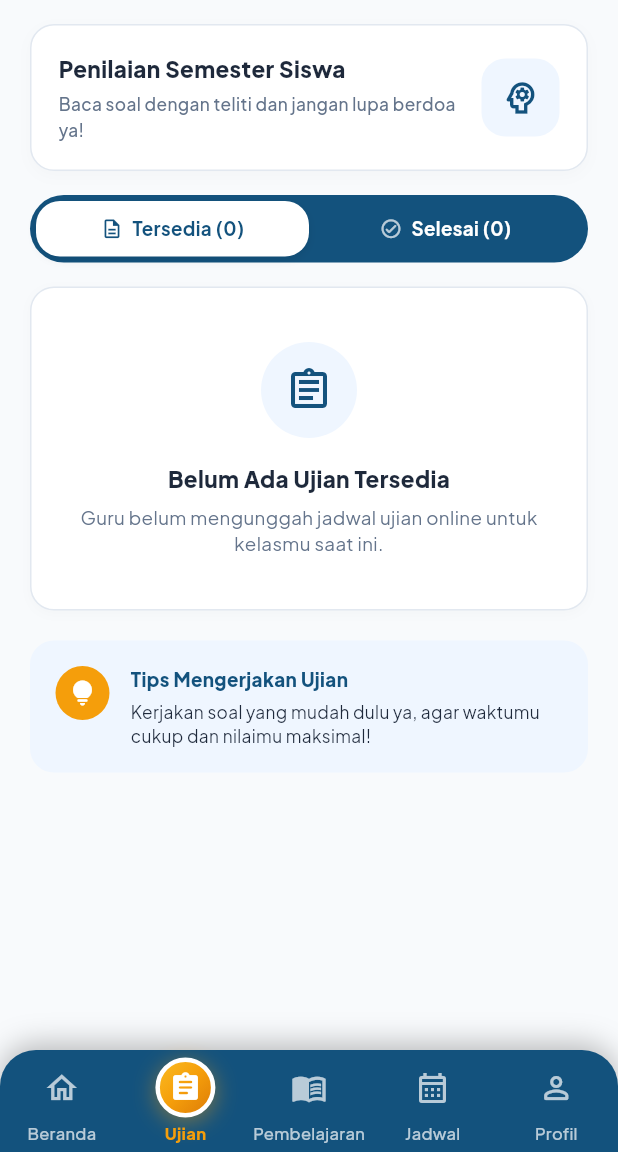
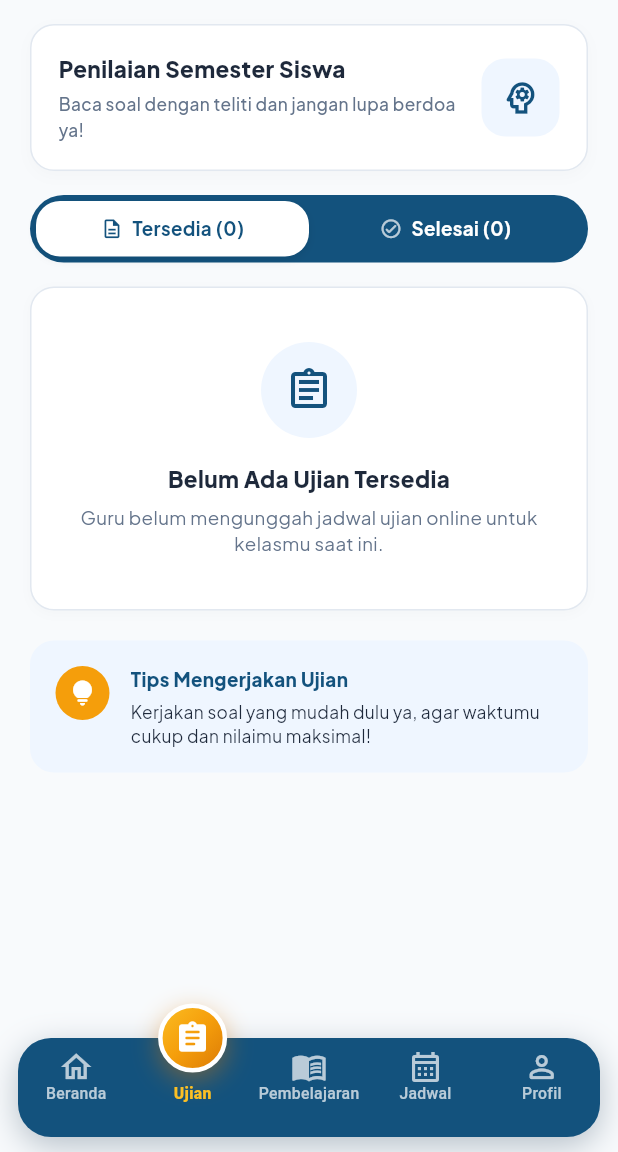
Before and after one commit to MughniIanAkmal/Binaro, a Flutter app: the DashboardPage screen opened directly, item 2 of the bottom bar chosen, after a tap on "Ujian", on a phone screen of 412 x 824 dp, the part 84-1236 px from its top. Run offline on Flutter 3.47's test engine with Material 3 defaults, Android fonts, the phone set to English and light mode, and no system bars; our stand-ins replace flutter_svg, qr_flutter, shared_preferences, webview_flutter_platform_interface, youtube_player_flutter; missing offline and left inert: syncfusion_flutter_pdfviewer, webview_flutter_android; accounts and stored records are empty; network calls fail.

Commit message:
Revisi navbar mobile: bar melayang dengan gelembung item aktif
- Bar navy melayang (margin 12/10, radius 22, shadow) menggantikan bar
  yang menempel tepi bawah layar.
- Item aktif naik menjadi gelembung 46dp yang menonjol setengah di atas
  tepi bar, dengan animasi pop (elastic) saat tab ditekan.
- Posisi kelima item tetap: gelembung memakai Stack absolut sehingga
  label tidak bergeser saat tab berganti.
- Ikon non-aktif mengecil sesaat sebagai umpan balik tekan; menekan tab
  yang sama memutar ulang animasi tanpa pindah halaman.
- Aksesibilitas: Semantics(button, selected, label) dengan excludeSemantics
  agar label dibaca sekali oleh pembaca layar.
- Tambah test widget: label lengkap, state selected, indeks tap, geometri
  ruang gelembung.

```diff
--- a/mobile/lib/widgets/dynamic_bottom_nav.dart
+++ b/mobile/lib/widgets/dynamic_bottom_nav.dart
@@ -3,7 +3,9 @@ import '../screens/dashboard_page.dart';
 import '../screens/mapel_page.dart';
 import '../screens/profile_page.dart';
 import '../screens/ujian_page.dart';
+import '../utils/constants.dart';
 import '../utils/page_transitions.dart';
+import 'common.dart';
 
 /// Model representasi item navigasi
 class NavItem {
@@ -20,10 +22,13 @@ class NavItem {
   });
 }
 
-/// Bottom navigation baku Binaro: lima tombol dengan posisi tetap.
-/// Halaman aktif ditandai warna kuning (aksen) di tempatnya — tanpa
-/// perpindahan posisi (revisi UI: spotlight tengah dihapus).
-class DynamicBottomNav extends StatelessWidget {
+/// Bottom navigation baku Binaro: bar navy melayang dengan lima item tetap.
+///
+/// Bentuk mengikuti referensi desain — bar membulat yang tidak menempel tepi
+/// layar, dan item aktif naik menjadi gelembung bulat yang menonjol melewati
+/// tepi atas bar (tengah gelembung tepat di garis atas bar). Label tetap di
+/// bawah, jadi posisi kelima item tidak bergeser saat tab berganti.
+class DynamicBottomNav extends StatefulWidget {
   final int currentIndex;
   final Map<String, dynamic>? user;
   final ValueChanged<int>? onNavTap;
@@ -34,6 +39,25 @@ class DynamicBottomNav extends StatelessWidget {
     this.user,
     this.onNavTap,
   });
+
+  @override
+  State<DynamicBottomNav> createState() => _DynamicBottomNavState();
+}
+
+class _DynamicBottomNavState extends State<DynamicBottomNav>
+    with SingleTickerProviderStateMixin {
+  // --- Geometri (dp), diturunkan dari proporsi referensi -------------------
+  // Referensi 736x1374: bar 560x138, gelembung 92, label 12px.
+  static const double _barHeight = 66;
+  static const double _bubbleSize = 46;
+  static const double _bubbleRise = _bubbleSize / 2;
+  static const double _idleIconSize = 24;
+  static const double _labelFontSize = 10.5;
+  static const double _sideMargin = 12;
+  static const double _bottomMargin = 10;
+  // Jarak pusat ikon & label dari tepi atas bar (0,28 dan 0,57 tinggi bar).
+  static const double _idleIconCenter = 19;
+  static const double _labelCenter = 38;
 
   static const List<NavItem> _allNavItems = [
     NavItem(
@@ -68,19 +92,46 @@ class DynamicBottomNav extends StatelessWidget {
     ),
   ];
 
-  void _handleNavigation(BuildContext context, int targetIndex) {
-    if (onNavTap != null) {
-      onNavTap!(targetIndex);
+  late final AnimationController _popController;
+  int? _pressedIndex;
+
+  @override
+  void initState() {
+    super.initState();
+    // Halaman tab dibangun ulang lewat pushReplacement, jadi gelembung item
+    // aktif selalu "muncul" dari bar setiap kali tab ditekan.
+    _popController = AnimationController(
+      vsync: this,
+      duration: const Duration(milliseconds: 620),
+    )..forward();
+  }
+
+  @override
+  void dispose() {
+    _popController.dispose();
+    super.dispose();
+  }
+
+  void _handleNavigation(int targetIndex) {
+    if (widget.onNavTap != null) {
+      widget.onNavTap!(targetIndex);
+      if (targetIndex == widget.currentIndex) {
+        _popController.forward(from: 0);
+      }
       return;
     }
 
-    if (targetIndex == currentIndex) return;
+    // Menekan tab yang sedang aktif: putar ulang animasi tanpa pindah halaman.
+    if (targetIndex == widget.currentIndex) {
+      _popController.forward(from: 0);
+      return;
+    }
 
     if (targetIndex == 0) {
       Navigator.pushReplacement(
         context,
         SmoothPageRoute(
-          page: DashboardPage(user: user),
+          page: DashboardPage(user: widget.user),
           type: TransitionType.fadeThrough,
         ),
       );
@@ -88,7 +139,7 @@ class DynamicBottomNav extends StatelessWidget {
       Navigator.pushReplacement(
         context,
         SmoothPageRoute(
-          page: UjianPage(user: user),
+          page: UjianPage(user: widget.user),
           type: TransitionType.fadeThrough,
         ),
       );
@@ -96,37 +147,17 @@ class DynamicBottomNav extends StatelessWidget {
       Navigator.pushReplacement(
         context,
         SmoothPageRoute(
-          page: MapelPage(user: user),
+          page: MapelPage(user: widget.user),
           type: TransitionType.fadeThrough,
         ),
       );
     } else if (targetIndex == 3) {
-      ScaffoldMessenger.of(context).hideCurrentSnackBar();
-      ScaffoldMessenger.of(context).showSnackBar(
-        SnackBar(
-          content: const Row(
-            children: [
-              Icon(Icons.calendar_month_rounded, color: Colors.white, size: 20),
-              SizedBox(width: 10),
-              Expanded(
-                child: Text(
-                  'Fitur Jadwal Pelajaran segera hadir!',
-                  style: TextStyle(fontWeight: FontWeight.w600),
-                ),
-              ),
-            ],
-          ),
-          backgroundColor: const Color(0xFF13527D),
-          behavior: SnackBarBehavior.floating,
-          shape: RoundedRectangleBorder(borderRadius: BorderRadius.circular(12)),
-          duration: const Duration(seconds: 2),
-        ),
-      );
+      showAppSnackbar(context, 'Fitur Jadwal Pelajaran segera hadir!');
     } else if (targetIndex == 4) {
       Navigator.pushReplacement(
         context,
         SmoothPageRoute(
-          page: ProfilePage(user: user),
+          page: ProfilePage(user: widget.user),
           type: TransitionType.fadeThrough,
         ),
       );
@@ -135,65 +166,135 @@ class DynamicBottomNav extends StatelessWidget {
 
   @override
   Widget build(BuildContext context) {
-    final bottomPadding = MediaQuery.paddingOf(context).bottom;
+    final double bottomInset = MediaQuery.paddingOf(context).bottom;
+    final double barHeight = _barHeight + bottomInset;
 
-    return Container(
-      height: 68 + bottomPadding,
-      decoration: const BoxDecoration(
-        color: Color(0xFF13527D),
-        borderRadius: BorderRadius.vertical(top: Radius.circular(24)),
+    return Padding(
+      padding: const EdgeInsets.only(
+        left: _sideMargin,
+        right: _sideMargin,
+        bottom: _bottomMargin,
+      ),
+      child: SizedBox(
+        height: _bubbleRise + barHeight,
+        child: Stack(
+          children: [
+            // Bar navy melayang: keempat sudut membulat, tidak menempel tepi.
+            Positioned(
+              top: _bubbleRise,
+              left: 0,
+              right: 0,
+              height: barHeight,
+              child: DecoratedBox(
+                decoration: BoxDecoration(
+                  color: AppColors.primary,
+                  borderRadius: BorderRadius.circular(22),
                   boxShadow: [
                     BoxShadow(
-            color: Colors.black26,
-            blurRadius: 16,
-            offset: Offset(0, -4),
+                      color: AppColors.navy950.withValues(alpha: 0.28),
+                      blurRadius: 18,
+                      offset: const Offset(0, 6),
                     ),
                   ],
                 ),
-      child: SafeArea(
-        top: false,
+              ),
+            ),
+            Positioned.fill(
               child: Row(
                 children:
-              _allNavItems.map((item) => _buildNavItem(context, item)).toList(),
+                    _allNavItems.map((item) => _buildNavItem(item)).toList(),
+              ),
+            ),
+          ],
         ),
       ),
     );
   }
 
-  Widget _buildNavItem(BuildContext context, NavItem item) {
-    final bool isActive = item.index == currentIndex;
+  Widget _buildNavItem(NavItem item) {
+    final bool isActive = item.index == widget.currentIndex;
+    final bool isPressed = _pressedIndex == item.index;
 
-    // Label: kuning saat aktif, putih pudar saat tidak.
-    final Color labelColor =
-        isActive ? const Color(0xFFF59E0B) : Colors.white70;
+    // Ikon biasa duduk di dalam bar; gelembung aktif naik ke tepi atas bar.
+    final double iconTop = isActive
+        ? 0
+        : _bubbleRise + _idleIconCenter - (_idleIconSize / 2);
 
     return Expanded(
-      child: InkWell(
-        onTap: () => _handleNavigation(context, item.index),
-        borderRadius: BorderRadius.circular(16),
-        child: Padding(
-          padding: const EdgeInsets.symmetric(vertical: 4),
-          child: Column(
-            mainAxisSize: MainAxisSize.min,
-            mainAxisAlignment: MainAxisAlignment.center,
+      child: Semantics(
+        button: true,
+        selected: isActive,
+        label: item.label,
+        // Label dibaca sekali saja dari node Semantics; teks di dalamnya
+        // tidak perlu menggandakan pengumuman pembaca layar.
+        excludeSemantics: true,
+        onTap: () => _handleNavigation(item.index),
+        child: GestureDetector(
+          behavior: HitTestBehavior.opaque,
+          onTapDown: (_) => setState(() => _pressedIndex = item.index),
+          onTapCancel: () => setState(() => _pressedIndex = null),
+          onTapUp: (_) => setState(() => _pressedIndex = null),
+          onTap: () => _handleNavigation(item.index),
+          child: Stack(
+            alignment: Alignment.topCenter,
             children: [
-              // Slot ikon setinggi tetap agar item tidak bergeser saat
-              // berganti aktif/tidak (lingkaran 40dp vs ikon 24dp).
-              SizedBox(
-                height: 40,
-                width: 40,
-                child: Center(
+              Positioned(
+                top: iconTop,
                 child: isActive
-                      ? Container(
-                          width: 40,
-                          height: 40,
+                    ? _buildActiveBubble(item)
+                    : _buildIdleIcon(item, isPressed),
+              ),
+              Positioned(
+                top: _bubbleRise + _labelCenter - (_labelFontSize / 2),
+                child: AnimatedDefaultTextStyle(
+                  duration: const Duration(milliseconds: 180),
+                  curve: Curves.easeOut,
+                  style: TextStyle(
+                    color: isActive ? AppColors.accentBright : Colors.white70,
+                    fontSize: _labelFontSize,
+                    fontWeight: isActive ? FontWeight.w800 : FontWeight.w500,
+                    letterSpacing: 0.2,
+                    height: 1,
+                  ),
+                  child: Text(
+                    item.label,
+                    maxLines: 1,
+                    overflow: TextOverflow.ellipsis,
+                  ),
+                ),
+              ),
+            ],
+          ),
+        ),
+      ),
+    );
+  }
+
+  /// Gelembung item aktif: memantul naik dari dalam bar ke posisi akhir
+  /// (tengah gelembung tepat di garis atas bar).
+  Widget _buildActiveBubble(NavItem item) {
+    return AnimatedBuilder(
+      animation: _popController,
+      builder: (context, child) {
+        final double progress = _popController.value;
+        final double scale =
+            0.66 + 0.34 * Curves.elasticOut.transform(progress);
+        final double lift = 16 * (1 - Curves.easeOutCubic.transform(progress));
+        return Transform.translate(
+          offset: Offset(0, lift),
+          child: Transform.scale(scale: scale, child: child),
+        );
+      },
+      child: Container(
+        width: _bubbleSize,
+        height: _bubbleSize,
         decoration: BoxDecoration(
           shape: BoxShape.circle,
           gradient: const LinearGradient(
             colors: [
-                                Color(0xFFFBBF24),
-                                Color(0xFFF59E0B),
-                                Color(0xFFD97706),
+              AppColors.accentBright,
+              AppColors.accent,
+              AppColors.accentDeep,
             ],
             begin: Alignment.topLeft,
             end: Alignment.bottomRight,
@@ -201,38 +302,23 @@ class DynamicBottomNav extends StatelessWidget {
           border: Border.all(color: Colors.white, width: 3),
           boxShadow: [
             BoxShadow(
-                                color: const Color(0xFFF59E0B)
-                                    .withValues(alpha: 0.45),
-                                blurRadius: 12,
-                                offset: const Offset(0, 3),
+              color: AppColors.accentDeep.withValues(alpha: 0.45),
+              blurRadius: 14,
+              offset: const Offset(0, 5),
             ),
           ],
         ),
-                          child: Icon(
-                            item.activeIcon,
-                            color: Colors.white,
-                            size: 22,
-                          ),
-                        )
-                      : Icon(item.icon, color: Colors.white70, size: 24),
-                ),
-              ),
-              const SizedBox(height: 2),
-              Text(
-                item.label,
-                style: TextStyle(
-                  color: labelColor,
-                  fontSize: 11,
-                  fontWeight: isActive ? FontWeight.w800 : FontWeight.w500,
-                  letterSpacing: 0.2,
-                ),
-                maxLines: 1,
-                overflow: TextOverflow.ellipsis,
-              ),
-            ],
-          ),
-        ),
+        child: Icon(item.activeIcon, color: Colors.white, size: 24),
       ),
     );
   }
+
+  Widget _buildIdleIcon(NavItem item, bool isPressed) {
+    return AnimatedScale(
+      scale: isPressed ? 0.86 : 1,
+      duration: const Duration(milliseconds: 130),
+      curve: Curves.easeOut,
+      child: Icon(item.icon, color: Colors.white70, size: _idleIconSize),
+    );
   }
+}
```
Also changed, not shown: 1 other file. Lines whose indentation alone changed are shown as unchanged.
